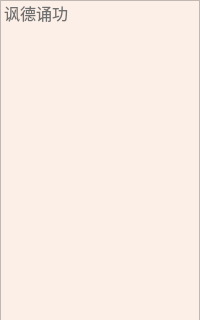
Above: ui/musicWidget.ui from MyEternalMoon/PyQt_mp3Player before the change; both pictures show x 0 to 200 and y 0 to 320 of the 200 by 565 pixel window. Below: the same form after it.
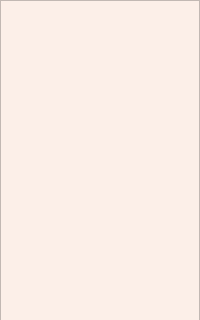
That is the form after the change. Icons and pictures are not drawn.

Commit message: 7/23重做了一些UI，将主窗口设置为1100*800

What changed in the file:
```diff
--- a/ui/musicWidget.ui
+++ b/ui/musicWidget.ui
@@ -25,7 +25,7 @@
    <property name="font">
     <font>
      <family>微软雅黑 Light</family>
-     <pointsize>12</pointsize>
+     <pointsize>11</pointsize>
     </font>
    </property>
    <property name="focusPolicy">
@@ -33,14 +33,19 @@
    </property>
    <property name="styleSheet">
     <string notr="true">
-QListWidget{background-color: rgb(252, 239, 232);color: rgb(112, 112, 112);}
 
+QListWidget QScrollBar:vertical{width:8px;}
+QListWidget{;background-color: rgb(252, 239, 232);color: rgb(112, 112, 112);alternate-background-color: rgb(248, 235, 230);outline:0px;}
 QListWidget::item:selected:!active{
-background-color: rgb(237, 209, 216);color:black}
+border-image: url(:/bg/item.png);color:black}
 QListWidget::item:selected:active{
-background-color:  rgb(237, 209, 216);color:black}
-QListWidget::item:hover{
-background-color: rgb(255, 242, 223);color:black}</string>
+border-image: url(:/bg/item.png);color:black}
+QListWidget::item:hover{text-indent:9px;
+background-color: rgb(255, 242, 223);color:black}
+
+
+
+</string>
    </property>
    <property name="frameShadow">
     <enum>QFrame::Raised</enum>
@@ -49,16 +54,11 @@
     <set>QAbstractItemView::NoEditTriggers</set>
    </property>
    <property name="isWrapping" stdset="0">
-    <bool>true</bool>
+    <bool>false</bool>
    </property>
    <property name="spacing">
     <number>4</number>
    </property>
-   <item>
-    <property name="text">
-     <string>讽德诵功</string>
-    </property>
-   </item>
   </widget>
  </widget>
  <resources/>
```
Left out of the diff: 4 changed lines with no effect on the pictures. The commit also changes 7 other files.
